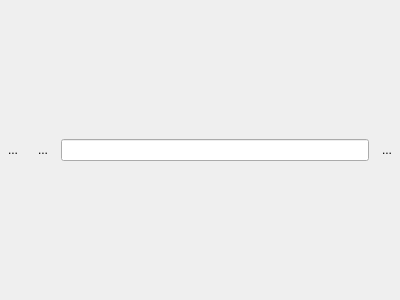
Qt form src/ui/interface/advanced/form/dictionaryform.ui (metaxy/openBibleViewer) before a commit.
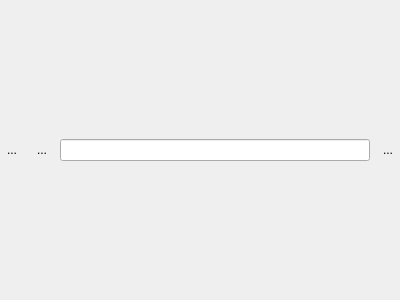
The same form after that commit. Icons and pictures are not drawn.

Diff of the .ui file:
```diff
--- a/src/ui/interface/advanced/form/dictionaryform.ui
+++ b/src/ui/interface/advanced/form/dictionaryform.ui
@@ -15,7 +15,7 @@
   </property>
   <layout class="QVBoxLayout" name="verticalLayout">
    <property name="margin">
-    <number>1</number>
+    <number>0</number>
    </property>
    <item>
     <layout class="QHBoxLayout" name="horizontalLayout">
```
